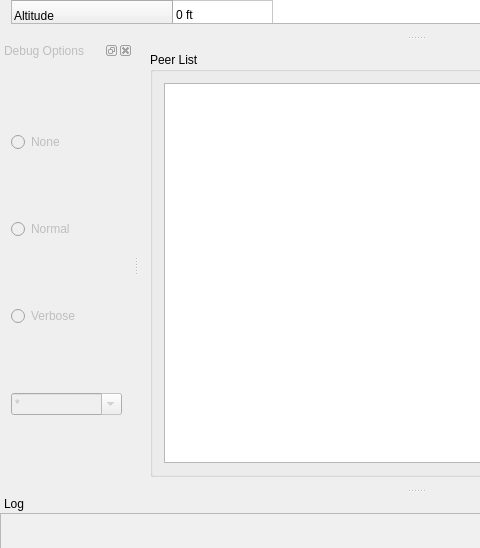
Above: gui/mainwindow.ui from Artemia76/ffs2play before the change; both pictures show x 0 to 480 and y 227 to 775 of the 832 by 932 pixel window. Below: the same form after it.
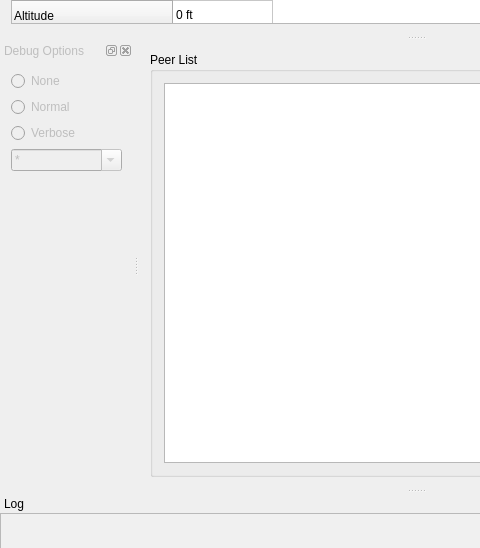
That is the form after the change. Icons and pictures are not drawn.

What changed in the file:
```diff
--- a/gui/mainwindow.ui
+++ b/gui/mainwindow.ui
@@ -894,6 +894,12 @@
     <number>1</number>
    </attribute>
    <widget class="QWidget" name="dockWidgetContents_2">
+    <property name="sizePolicy">
+     <sizepolicy hsizetype="Preferred" vsizetype="Fixed">
+      <horstretch>0</horstretch>
+      <verstretch>0</verstretch>
+     </sizepolicy>
+    </property>
     <layout class="QVBoxLayout" name="verticalLayout_2">
      <item>
       <widget class="QRadioButton" name="rb_filterNone">
```
